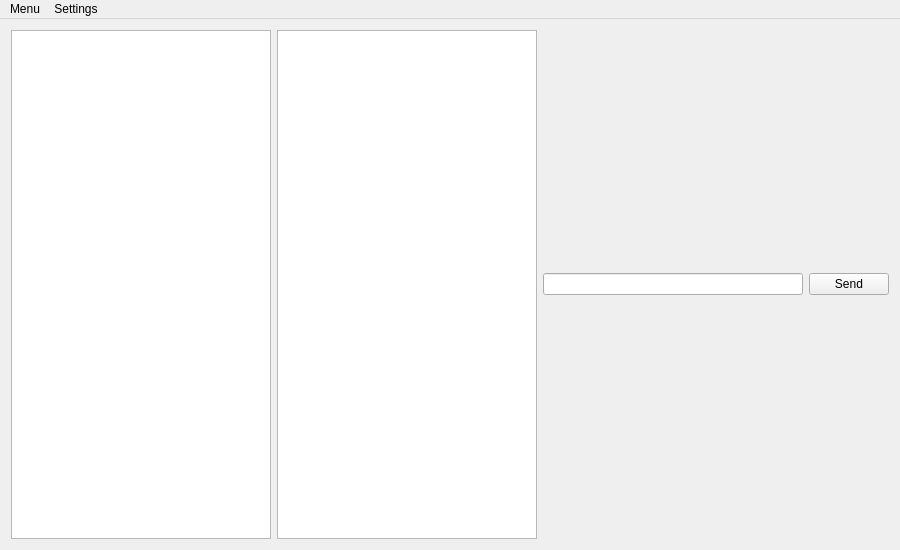
The window that client/mainwindow.ui (dannyluong408/NADL) describes before a commit, drawn with Qt 5.
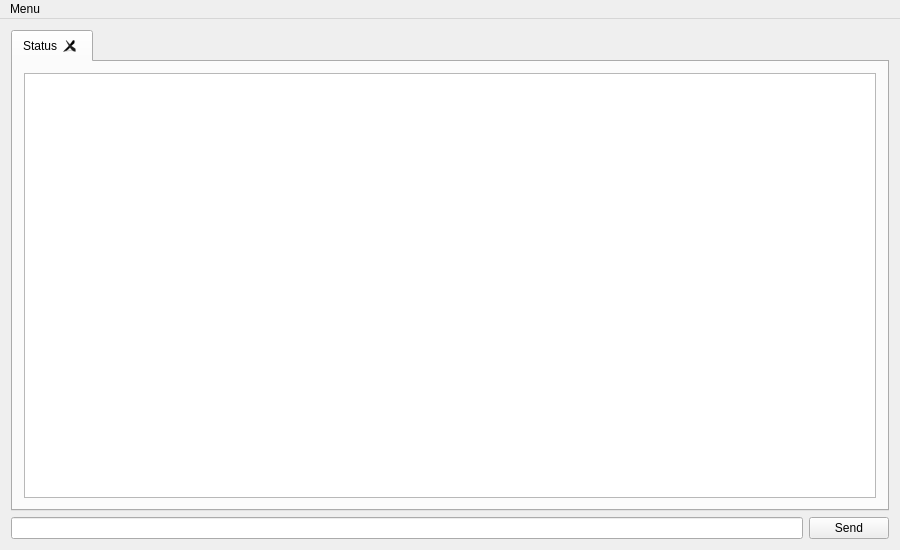
The same window after the commit. Icons and pictures are not drawn.

Patch:
```diff
--- a/client/mainwindow.ui
+++ b/client/mainwindow.ui
@@ -23,17 +23,7 @@
    </size>
   </property>
   <property name="windowTitle">
-   <string>NADL Test Client</string>
-  </property>
-  <property name="windowIcon">
-   <iconset resource="images.qrc">
-    <normaloff>:/oldguy.ico</normaloff>:/oldguy.ico</iconset>
-  </property>
-  <property name="autoFillBackground">
-   <bool>false</bool>
-  </property>
-  <property name="styleSheet">
-   <string notr="true"/>
+   <string>NADL</string>
   </property>
   <widget class="QWidget" name="centralWidget">
    <property name="minimumSize">
@@ -48,21 +38,9 @@
      <height>1080</height>
     </size>
    </property>
-   <property name="styleSheet">
-    <string notr="true">
-border-color: rgb(0, 0, 0);
-gridline-color: rgb(0, 0, 0);
-</string>
-   </property>
    <layout class="QGridLayout" name="gridLayout">
-    <item row="0" column="0" colspan="2">
-     <layout class="QHBoxLayout" name="horizontalLayout_2" stretch="0,0,0,0">
-      <item>
-       <widget class="QListWidget" name="listWidget"/>
-      </item>
-      <item>
-       <widget class="QListView" name="listView"/>
-      </item>
+    <item row="1" column="0" colspan="2">
+     <layout class="QHBoxLayout" name="horizontalLayout_2">
       <item>
        <widget class="QLineEdit" name="chat_input"/>
       </item>
@@ -75,6 +53,45 @@
       </item>
      </layout>
     </item>
+    <item row="0" column="0" colspan="2">
+     <layout class="QHBoxLayout" name="horizontalLayout">
+      <item>
+       <widget class="QTabWidget" name="tabs">
+        <property name="currentIndex">
+         <number>0</number>
+        </property>
+        <property name="tabsClosable">
+         <bool>true</bool>
+        </property>
+        <widget class="QWidget" name="Status_Page">
+         <attribute name="title">
+          <string>Status</string>
+         </attribute>
+         <layout class="QHBoxLayout" name="horizontalLayout_6">
+          <item>
+           <layout class="QHBoxLayout" name="horizontalLayout_5">
+            <item>
+             <widget class="QTextBrowser" name="status_browser">
+              <property name="styleSheet">
+               <string notr="true"/>
+              </property>
+              <property name="html">
+               <string>&lt;!DOCTYPE HTML PUBLIC &quot;-//W3C//DTD HTML 4.0//EN&quot; &quot;http://www.w3.org/TR/REC-html40/strict.dtd&quot;&gt;
+&lt;html&gt;&lt;head&gt;&lt;meta name=&quot;qrichtext&quot; content=&quot;1&quot; /&gt;&lt;style type=&quot;text/css&quot;&gt;
+p, li { white-space: pre-wrap; }
+&lt;/style&gt;&lt;/head&gt;&lt;body style=&quot; font-family:'MS Shell Dlg 2'; font-size:8.25pt; font-weight:400; font-style:normal;&quot;&gt;
+&lt;p style=&quot;-qt-paragraph-type:empty; margin-top:0px; margin-bottom:0px; margin-left:0px; margin-right:0px; -qt-block-indent:0; text-indent:0px;&quot;&gt;&lt;br /&gt;&lt;/p&gt;&lt;/body&gt;&lt;/html&gt;</string>
+              </property>
+             </widget>
+            </item>
+           </layout>
+          </item>
+         </layout>
+        </widget>
+       </widget>
+      </item>
+     </layout>
+    </item>
    </layout>
   </widget>
   <widget class="QMenuBar" name="menuBar">
@@ -92,16 +109,7 @@
     </property>
     <addaction name="actionExit"/>
    </widget>
-   <widget class="QMenu" name="menuSettings">
-    <property name="title">
-     <string>Settings</string>
-    </property>
-    <addaction name="actionConnect"/>
-    <addaction name="actionPreferences_2"/>
-    <addaction name="actionMute_Sounds"/>
-   </widget>
    <addaction name="menuMenu"/>
-   <addaction name="menuSettings"/>
   </widget>
   <action name="actionMenu">
    <property name="text">
```
Left out of the diff: 4 changed lines with no effect on the pictures.
